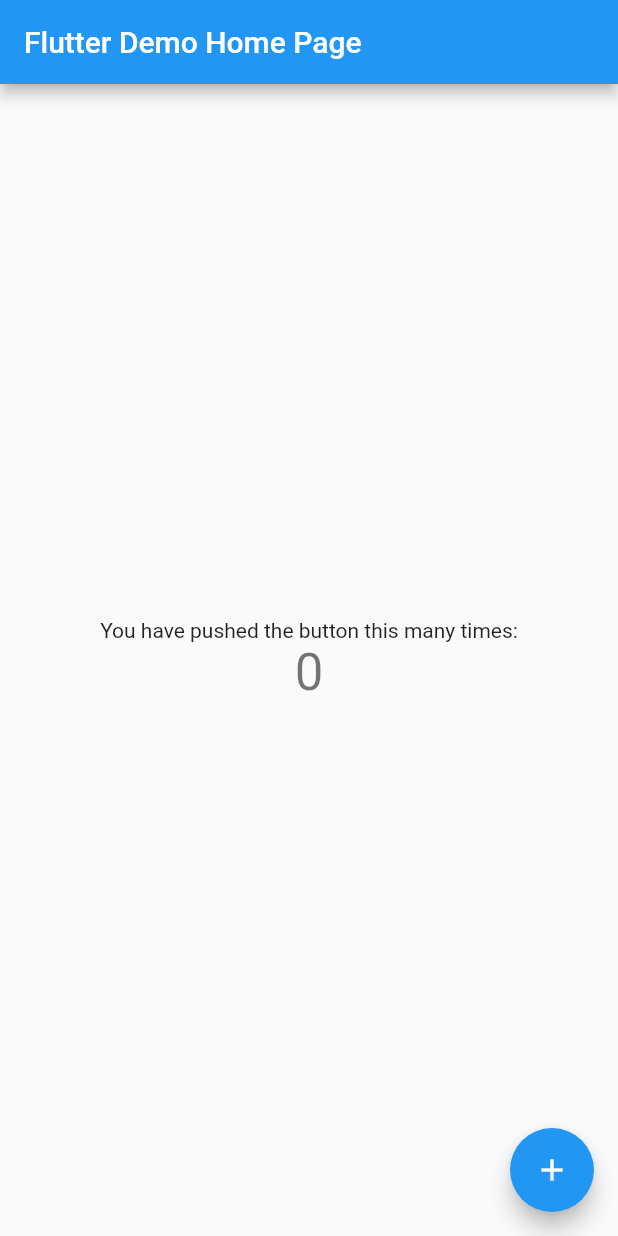
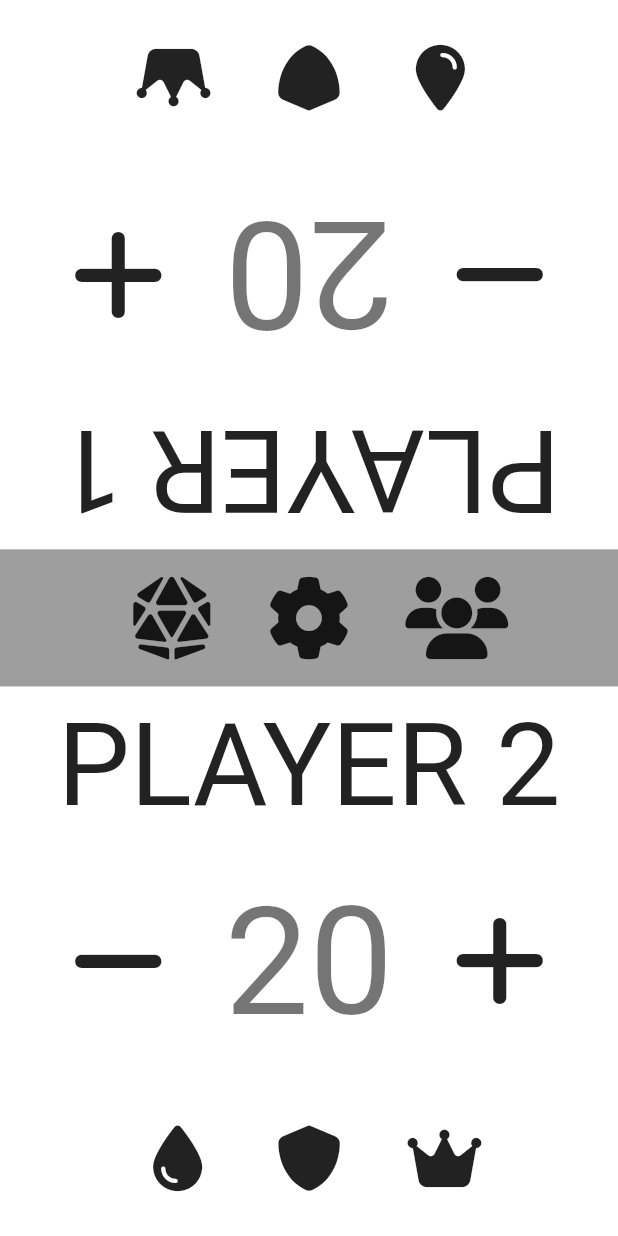
Before and after one commit to rozpo/moonfolk_back, a Flutter app: the screen it shows after launch, on a phone screen of 412 x 824 dp. Run offline on Flutter 3.47's test engine with Material 2 defaults, Android fonts, the light colour scheme and no system bars; our stand-ins replace font_awesome_flutter.

Commit message:
Prototype a game screen

```diff
--- a/lib/main.dart
+++ b/lib/main.dart
@@ -1,4 +1,7 @@
+import 'dart:math' as math;
+
 import 'package:flutter/material.dart';
+import 'package:font_awesome_flutter/font_awesome_flutter.dart';
 
 void main() {
   runApp(const MyApp());
@@ -7,109 +10,208 @@
 class MyApp extends StatelessWidget {
   const MyApp({super.key});
 
-  // This widget is the root of your application.
   @override
   Widget build(BuildContext context) {
     return MaterialApp(
       title: 'Moonfolk Magic: The Gathering Counsel',
       theme: ThemeData(
-        // This is the theme of your application.
-        //
-        // Try running your application with "flutter run". You'll see the
-        // application has a blue toolbar. Then, without quitting the app, try
-        // changing the primarySwatch below to Colors.green and then invoke
-        // "hot reload" (press "r" in the console where you ran "flutter run",
-        // or simply save your changes to "hot reload" in a Flutter IDE).
-        // Notice that the counter didn't reset back to zero; the application
-        // is not restarted.
         primarySwatch: Colors.blue,
       ),
-      home: const MyHomePage(title: 'Flutter Demo Home Page'),
+      home: const LifeCounterWidget(),
     );
   }
 }
 
-class MyHomePage extends StatefulWidget {
-  const MyHomePage({super.key, required this.title});
-
-  // This widget is the home page of your application. It is stateful, meaning
-  // that it has a State object (defined below) that contains fields that affect
-  // how it looks.
-
-  // This class is the configuration for the state. It holds the values (in this
-  // case the title) provided by the parent (in this case the App widget) and
-  // used by the build method of the State. Fields in a Widget subclass are
-  // always marked "final".
-
-  final String title;
-
-  @override
-  State<MyHomePage> createState() => _MyHomePageState();
-}
-
-class _MyHomePageState extends State<MyHomePage> {
-  int _counter = 0;
-
-  void _incrementCounter() {
-    setState(() {
-      // This call to setState tells the Flutter framework that something has
-      // changed in this State, which causes it to rerun the build method below
-      // so that the display can reflect the updated values. If we changed
-      // _counter without calling setState(), then the build method would not be
-      // called again, and so nothing would appear to happen.
-      _counter++;
-    });
-  }
+class LifeCounterWidget extends StatelessWidget {
+  const LifeCounterWidget({super.key});
 
   @override
   Widget build(BuildContext context) {
-    // This method is rerun every time setState is called, for instance as done
-    // by the _incrementCounter method above.
-    //
-    // The Flutter framework has been optimized to make rerunning build methods
-    // fast, so that you can just rebuild anything that needs updating rather
-    // than having to individually change instances of widgets.
-    return Scaffold(
-      appBar: AppBar(
-        // Here we take the value from the MyHomePage object that was created by
-        // the App.build method, and use it to set our appbar title.
-        title: Text(widget.title),
-      ),
-      body: Center(
-        // Center is a layout widget. It takes a single child and positions it
-        // in the middle of the parent.
-        child: Column(
-          // Column is also a layout widget. It takes a list of children and
-          // arranges them vertically. By default, it sizes itself to fit its
-          // children horizontally, and tries to be as tall as its parent.
-          //
-          // Invoke "debug painting" (press "p" in the console, choose the
-          // "Toggle Debug Paint" action from the Flutter Inspector in Android
-          // Studio, or the "Toggle Debug Paint" command in Visual Studio Code)
-          // to see the wireframe for each widget.
-          //
-          // Column has various properties to control how it sizes itself and
-          // how it positions its children. Here we use mainAxisAlignment to
-          // center the children vertically; the main axis here is the vertical
-          // axis because Columns are vertical (the cross axis would be
-          // horizontal).
-          mainAxisAlignment: MainAxisAlignment.center,
-          children: <Widget>[
-            const Text(
-              'You have pushed the button this many times:',
+    return SafeArea(
+      child: Scaffold(
+        body: Column(
+          children: [
+            Expanded(
+              flex: 8,
+              child: Transform.rotate(
+                angle: math.pi,
+                child: Container(
+                  color: Colors.white,
+                  child: Center(
+                    child: Padding(
+                      padding: const EdgeInsets.all(8.0),
+                      child: Column(
+                        mainAxisAlignment: MainAxisAlignment.center,
+                        children: [
+                          Expanded(
+                            child: FittedBox(
+                              child: Text(
+                                'Player 1'.toUpperCase(),
+                              ),
+                            ),
+                          ),
+                          Expanded(
+                            flex: 2,
+                            child: FittedBox(
+                              fit: BoxFit.contain,
+                              child: Row(
+                                mainAxisSize: MainAxisSize.min,
+                                children: [
+                                  IconButton(
+                                    icon: const Icon(FontAwesomeIcons.minus),
+                                    onPressed: () {},
+                                  ),
+                                  Text(
+                                    '20',
+                                    style: Theme.of(context)
+                                        .textTheme
+                                        .headlineMedium,
+                                  ),
+                                  IconButton(
+                                    icon: const Icon(FontAwesomeIcons.plus),
+                                    onPressed: () {},
+                                  ),
+                                ],
+                              ),
+                            ),
+                          ),
+                          Expanded(
+                            child: FittedBox(
+                              child: Row(
+                                children: [
+                                  IconButton(
+                                    icon: const Icon(FontAwesomeIcons.droplet),
+                                    onPressed: () {},
+                                  ),
+                                  IconButton(
+                                    icon: const Icon(FontAwesomeIcons.shield),
+                                    onPressed: () {},
+                                  ),
+                                  IconButton(
+                                    icon: const Icon(FontAwesomeIcons.crown),
+                                    onPressed: () {},
+                                  ),
+                                ],
+                              ),
+                            ),
+                          ),
+                        ],
+                      ),
+                    ),
+                  ),
+                ),
+              ),
             ),
-            Text(
-              '$_counter',
-              style: Theme.of(context).textTheme.headlineMedium,
+            Expanded(
+              flex: 2,
+              child: Container(
+                width: double.infinity,
+                color: Colors.grey,
+                child: FittedBox(
+                  child: Row(
+                    mainAxisAlignment: MainAxisAlignment.center,
+                    mainAxisSize: MainAxisSize.max,
+                    children: [
+                      Padding(
+                        padding: const EdgeInsets.all(8.0),
+                        child: IconButton(
+                          iconSize: 48,
+                          icon: const Icon(FontAwesomeIcons.diceD20),
+                          onPressed: () {},
+                        ),
+                      ),
+                      Padding(
+                        padding: const EdgeInsets.all(8.0),
+                        child: IconButton(
+                          iconSize: 48,
+                          icon: const Icon(FontAwesomeIcons.gear),
+                          onPressed: () {},
+                        ),
+                      ),
+                      Padding(
+                        padding: const EdgeInsets.all(8.0),
+                        child: IconButton(
+                          iconSize: 48,
+                          icon: const Icon(FontAwesomeIcons.users),
+                          onPressed: () {},
+                        ),
+                      ),
+                    ],
+                  ),
+                ),
+              ),
+            ),
+            Expanded(
+              flex: 8,
+              child: Container(
+                color: Colors.white,
+                child: Center(
+                  child: Padding(
+                    padding: const EdgeInsets.all(8.0),
+                    child: Column(
+                      mainAxisAlignment: MainAxisAlignment.center,
+                      children: [
+                        Expanded(
+                          child: FittedBox(
+                            child: Text(
+                              'Player 2'.toUpperCase(),
+                            ),
+                          ),
+                        ),
+                        Expanded(
+                          flex: 2,
+                          child: FittedBox(
+                            fit: BoxFit.contain,
+                            child: Row(
+                              mainAxisSize: MainAxisSize.min,
+                              children: [
+                                IconButton(
+                                  icon: const Icon(FontAwesomeIcons.minus),
+                                  onPressed: () {},
+                                ),
+                                Text(
+                                  '20',
+                                  style: Theme.of(context)
+                                      .textTheme
+                                      .headlineMedium,
+                                ),
+                                IconButton(
+                                  icon: const Icon(FontAwesomeIcons.plus),
+                                  onPressed: () {},
+                                ),
+                              ],
+                            ),
+                          ),
+                        ),
+                        Expanded(
+                          child: FittedBox(
+                            child: Row(
+                              children: [
+                                IconButton(
+                                  icon: const Icon(FontAwesomeIcons.droplet),
+                                  onPressed: () {},
+                                ),
+                                IconButton(
+                                  icon: const Icon(FontAwesomeIcons.shield),
+                                  onPressed: () {},
+                                ),
+                                IconButton(
+                                  icon: const Icon(FontAwesomeIcons.crown),
+                                  onPressed: () {},
+                                ),
+                              ],
+                            ),
+                          ),
+                        ),
+                      ],
+                    ),
+                  ),
+                ),
+              ),
             ),
           ],
         ),
       ),
-      floatingActionButton: FloatingActionButton(
-        onPressed: _incrementCounter,
-        tooltip: 'Increment',
-        child: const Icon(Icons.add),
-      ), // This trailing comma makes auto-formatting nicer for build methods.
     );
   }
 }
--- a/pubspec.yaml
+++ b/pubspec.yaml
@@ -35,6 +35,7 @@
   # The following adds the Cupertino Icons font to your application.
   # Use with the CupertinoIcons class for iOS style icons.
   cupertino_icons: ^1.0.2
+  font_awesome_flutter: ^10.4.0
 
 dev_dependencies:
   flutter_test:
```
Also changed, not shown: pubspec.lock.
